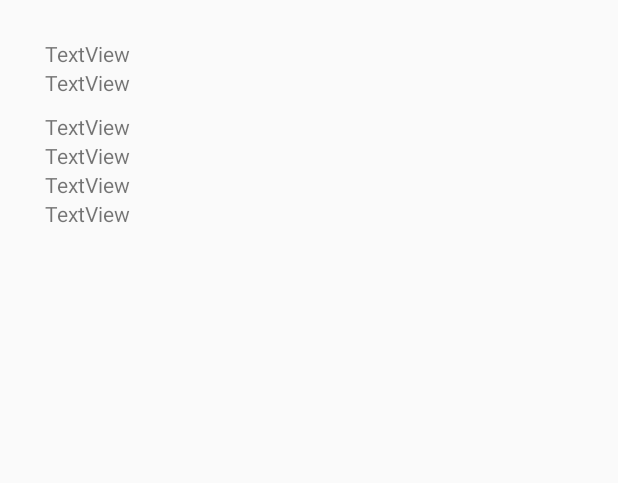
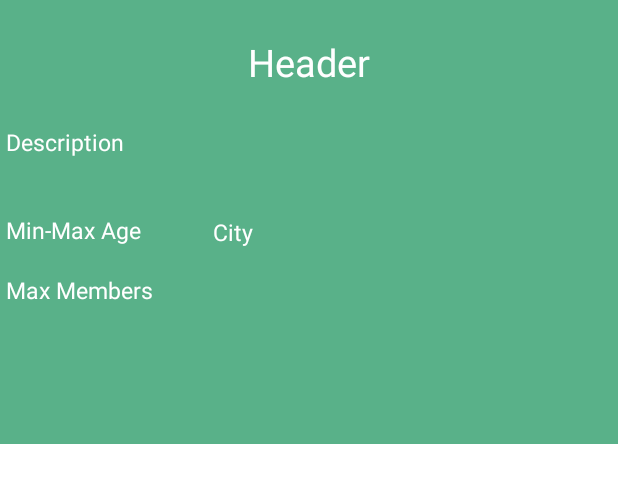
Before and after one commit to elhanz/kezdesyFinal, an Android app: the layout row_layout.xml on its own in the app's theme, with its tools: preview values and no code run, on a phone screen of 412 x 824 dp. Shown: the top 483 px of the screen. Run offline under Robolectric (Android 15) with nearby library versions, the phone set to English and light mode, and no system bars.

Commit message:
room cards

```diff
--- a/app/build.gradle
+++ b/app/build.gradle
@@ -67,5 +67,6 @@ dependencies {
     implementation 'androidx.navigation:navigation-fragment-ktx:2.4.2'
     implementation 'androidx.navigation:navigation-ui-ktx:2.4.2'
 
+    implementation "androidx.cardview:cardview:1.0.0"
 
 }
--- a/app/src/main/java/com/example/kezdesy/MainActivity.kt
+++ b/app/src/main/java/com/example/kezdesy/MainActivity.kt
@@ -33,7 +33,6 @@ class MainActivity : AppCompatActivity() {
         val apiUser = ApiConfig.API_USER
         apiUser.getRooms().enqueue(
             object : Callback<List<Room>> {
-
 
                 override fun onResponse(call: Call<List<Room>>, response: Response<List<Room>>) {
                     if (response.isSuccessful) {
--- a/app/src/main/java/com/example/kezdesy/adapter/RecyclerAdapter.kt
+++ b/app/src/main/java/com/example/kezdesy/adapter/RecyclerAdapter.kt
@@ -25,12 +25,12 @@ class RecyclerAdapter(val context: Context) : RecyclerView.Adapter<RecyclerAdapt
 
     override fun onBindViewHolder(holder: MyViewHolder, position: Int) {
 
+
         holder.header.text = myList.get(position).header
-        holder.description.text = myList.get(position).description
-        holder.minAge.text = myList.get(position).minAgeLimit.toString()
-        holder.maxAge.text = myList.get(position).maxAgeLimit.toString()
-        holder.maxMembers.text = myList.get(position).maxMembers.toString()
-        holder.city.text = myList.get(position).city
+        holder.description.text = "Description:  " + myList.get(position).description
+        holder.minAge.text = "Age range: " + myList.get(position).minAgeLimit.toString() + "-" + myList.get(position).maxAgeLimit.toString()
+        holder.maxMembers.text = "Max members: " + myList.get(position).maxMembers.toString()
+        holder.city.text = "City: " + myList.get(position).city
 
     }
 
@@ -42,8 +42,7 @@ class RecyclerAdapter(val context: Context) : RecyclerView.Adapter<RecyclerAdapt
     class MyViewHolder(itemView: View?) : RecyclerView.ViewHolder(itemView!!) {
         val header: TextView = itemView!!.findViewById(R.id.header_txt)
         val description: TextView = itemView!!.findViewById(R.id.description_txt)
-        val minAge: TextView = itemView!!.findViewById(R.id.minAge_txt)
-        val maxAge: TextView = itemView!!.findViewById(R.id.maxAge_txt)
+        val minAge: TextView = itemView!!.findViewById(R.id.age_txt)
         val maxMembers: TextView = itemView!!.findViewById(R.id.maxMembers_txt)
         val city: TextView = itemView!!.findViewById(R.id.city_txt)
 
--- a/app/src/main/res/layout/row_layout.xml
+++ b/app/src/main/res/layout/row_layout.xml
@@ -1,19 +1,23 @@
 <?xml version="1.0" encoding="utf-8"?>
-<androidx.constraintlayout.widget.ConstraintLayout
-    xmlns:android="http://schemas.android.com/apk/res/android"
+<androidx.constraintlayout.widget.ConstraintLayout xmlns:android="http://schemas.android.com/apk/res/android"
     xmlns:app="http://schemas.android.com/apk/res-auto"
     xmlns:tools="http://schemas.android.com/tools"
     android:layout_width="match_parent"
     android:layout_height="wrap_content"
-    android:paddingTop="26dp"
-    android:paddingBottom="26dp">
+    android:background="@color/colorAccent"
+    android:paddingTop="20dp"
+   >
+
 
     <TextView
         android:id="@+id/header_txt"
         android:layout_width="wrap_content"
         android:layout_height="wrap_content"
-        android:layout_marginStart="30dp"
-        android:text="TextView"
+        android:layout_marginTop="4dp"
+        android:text="Header"
+        android:textColor="@color/white"
+        android:textSize="25dp"
+        app:layout_constraintEnd_toEndOf="parent"
         app:layout_constraintStart_toStartOf="parent"
         app:layout_constraintTop_toTopOf="parent" />
 
@@ -21,40 +25,64 @@
         android:id="@+id/description_txt"
         android:layout_width="wrap_content"
         android:layout_height="wrap_content"
-        android:text="TextView"
-        app:layout_constraintStart_toStartOf="@+id/header_txt"
-        app:layout_constraintTop_toBottomOf="@+id/header_txt" />
+        android:layout_marginTop="60dp"
+        android:text="Description"
+        android:textColor="@color/white"
+        android:textSize="15dp"
+        app:layout_constraintBottom_toBottomOf="@id/white_row"
+        app:layout_constraintStart_toStartOf="@id/age_txt"
+        app:layout_constraintTop_toTopOf="@+id/header_txt"
+        app:layout_constraintVertical_bias="0.0" />
 
     <TextView
-        android:id="@+id/minAge_txt"
+        android:id="@+id/age_txt"
         android:layout_width="wrap_content"
         android:layout_height="wrap_content"
-        android:layout_marginTop="10dp"
-        android:text="TextView"
-        app:layout_constraintStart_toStartOf="@+id/description_txt"
-        app:layout_constraintTop_toBottomOf="@+id/description_txt" />
-
-    <TextView
-        android:id="@+id/maxAge_txt"
-        android:layout_width="wrap_content"
-        android:layout_height="wrap_content"
-        android:text="TextView"
-        app:layout_constraintStart_toStartOf="@+id/minAge_txt"
-        app:layout_constraintTop_toBottomOf="@+id/minAge_txt" />
+        android:text="Min-Max Age"
+        android:textColor="@color/white"
+        android:textSize="15dp"
+        app:layout_constraintBottom_toBottomOf="@id/white_row"
+        app:layout_constraintEnd_toEndOf="parent"
+        app:layout_constraintHorizontal_bias="0.012"
+        app:layout_constraintStart_toStartOf="parent"
+        app:layout_constraintTop_toTopOf="@id/description_txt"
+        app:layout_constraintVertical_bias="0.255" />
 
     <TextView
         android:id="@+id/city_txt"
         android:layout_width="wrap_content"
         android:layout_height="wrap_content"
-        android:text="TextView"
-        app:layout_constraintStart_toStartOf="@+id/maxAge_txt"
-        app:layout_constraintTop_toBottomOf="@+id/maxAge_txt" />
+        android:layout_marginStart="48dp"
+        android:text="City"
+        android:textColor="@color/white"
+        android:textSize="15dp"
+        app:layout_constraintBottom_toBottomOf="@id/white_row"
+        app:layout_constraintStart_toEndOf="@+id/age_txt"
+        app:layout_constraintTop_toTopOf="parent"
+        app:layout_constraintVertical_bias="0.42" />
 
     <TextView
         android:id="@+id/maxMembers_txt"
         android:layout_width="wrap_content"
         android:layout_height="wrap_content"
-        android:text="TextView"
-        app:layout_constraintStart_toStartOf="@+id/city_txt"
-        app:layout_constraintTop_toBottomOf="@+id/city_txt" />
+        android:layout_marginTop="40dp"
+        android:text="Max Members"
+        android:textColor="@color/white"
+        android:textSize="15dp"
+        app:layout_constraintStart_toStartOf="@+id/age_txt"
+        app:layout_constraintTop_toTopOf="@+id/age_txt" />
+
+    <ImageView
+        android:id="@+id/white_row"
+        android:layout_width="500dp"
+        android:layout_height="40dp"
+        android:layout_marginTop="276dp"
+        android:background="@color/white"
+        android:text="White Row"
+        app:layout_constraintEnd_toEndOf="parent"
+        app:layout_constraintHorizontal_bias="0.505"
+        app:layout_constraintStart_toStartOf="parent"
+        app:layout_constraintTop_toTopOf="parent">
+
+    </ImageView>
 </androidx.constraintlayout.widget.ConstraintLayout>
```
Also changed, not shown: app/src/main/res/drawable-v24/ic_row.png (added).
